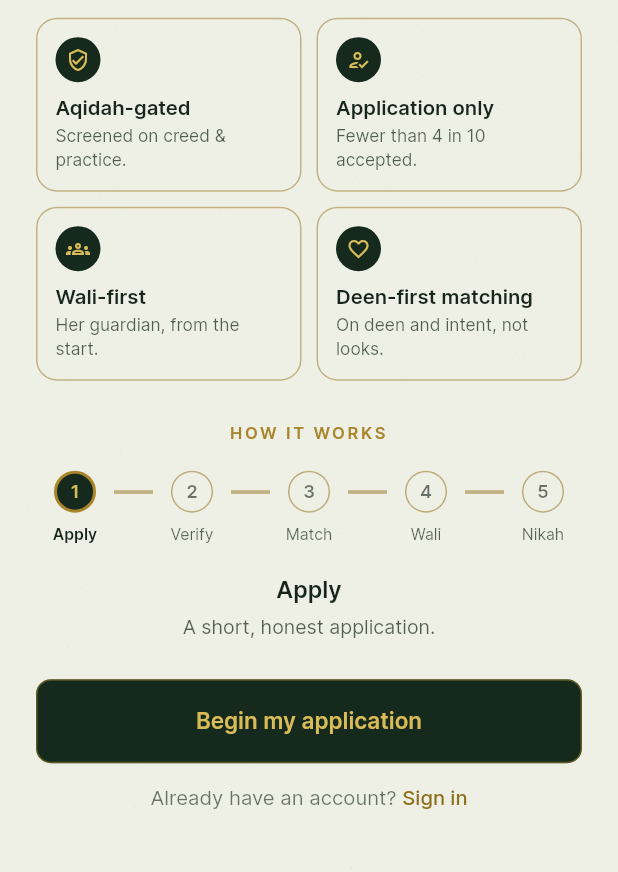
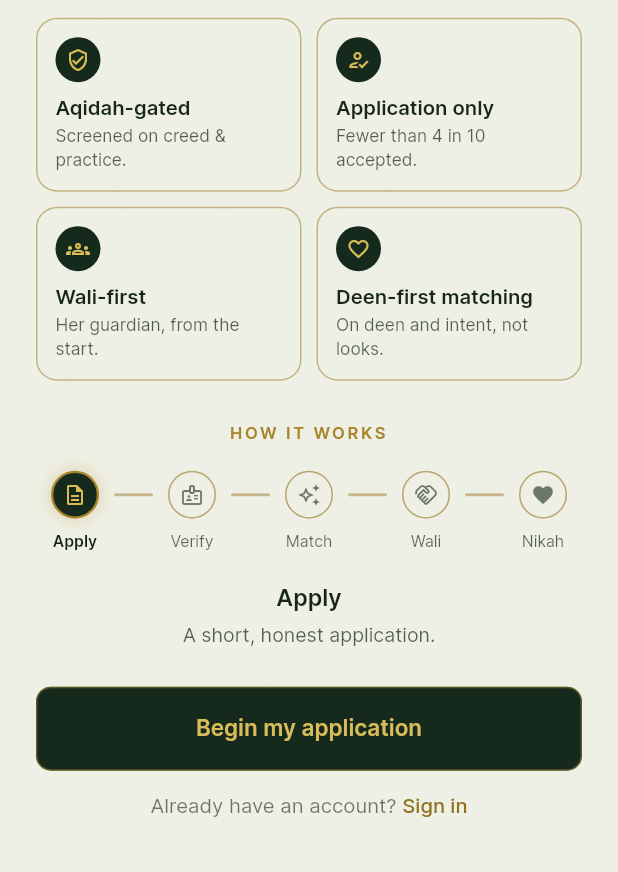
Before and after one commit to connecttopathan-ops/ikhlas, a Flutter app: the screen it shows after launch, on a phone screen of 412 x 824 dp, the part 364-1236 px from its top. Run offline on Flutter 3.47's test engine with Material 3 defaults, Android fonts, the phone set to English and light mode, and no system bars; our stand-ins replace cached_network_image, camera, cloud_firestore, cloud_functions, device_info_plus, firebase_auth and 12 more; accounts and stored records are empty.

Commit message:
Landing: icon-based How-it-works stepper (drop numbered pips)
Replace the 1–5 numbered nodes on the "how it works" timeline with a
line icon per stage (application · ID badge · sparkle · handshake ·
heart), sharing the deep-green disc + gold language of the differentiator
cards above so the two sections read as one system. The active node now
carries a soft champagne halo instead of a heavier ring, discs bump 28→32
to seat the glyphs, and the connector is refined to a 2px rounded rule.

Co-Authored-By: Claude Opus 4.8 <noreply@anthropic.com>

```diff
--- a/app/lib/features/onboarding/landing_screen.dart
+++ b/app/lib/features/onboarding/landing_screen.dart
@@ -22,12 +22,19 @@ class LandingScreen extends StatelessWidget {
         'On deen and intent, not looks.'),
   ];
 
+  // (icon, shortLabel, title, body). Each stage carries its own line icon —
+  // reads far more premium than a numbered pip and shares the deep-green disc
+  // language of the differentiator cards above, so the screen feels of a piece.
   static const _flow = [
-    ('Apply', 'Apply', 'A short, honest application.'),
-    ('Verify', 'Verify', 'A selfie and government-ID confirm you are real.'),
-    ('Match', 'Match', 'Curated daily matches, ranked deen-first.'),
-    ('Wali', 'Contact wali', 'On mutual interest, guardians are brought in.'),
-    ('Nikah', 'Nikah', 'Proceed offline, in shaa Allah.'),
+    (Icons.description_outlined, 'Apply', 'Apply',
+        'A short, honest application.'),
+    (Icons.badge_outlined, 'Verify', 'Verify',
+        'A selfie and government-ID confirm you are real.'),
+    (Icons.auto_awesome_outlined, 'Match', 'Match',
+        'Curated daily matches, ranked deen-first.'),
+    (Icons.handshake_outlined, 'Wali', 'Contact wali',
+        'On mutual interest, guardians are brought in.'),
+    (Icons.favorite, 'Nikah', 'Nikah', 'Proceed offline, in shaa Allah.'),
   ];
 
   @override
@@ -144,7 +151,7 @@ class _DiffCard extends StatelessWidget {
 /// step auto-advances (looping), the connector fills as progress moves, and a
 /// caption beneath cross-fades to the current step's description.
 class _HowItWorks extends StatefulWidget {
-  final List<(String, String, String)> steps; // (shortLabel, title, body)
+  final List<(IconData, String, String, String)> steps; // icon,short,title,body
   const _HowItWorks({required this.steps});
   @override
   State<_HowItWorks> createState() => _HowItWorksState();
@@ -180,13 +187,16 @@ class _HowItWorksState extends State<_HowItWorks> {
           if (i < n - 1)
             Expanded(
               child: Padding(
-                padding: const EdgeInsets.only(top: 13),
+                padding: const EdgeInsets.only(top: 15),
                 child: AnimatedContainer(
                   duration: const Duration(milliseconds: 350),
-                  height: 2.5,
-                  color: i < _active
-                      ? LightTokens.goldArabic
-                      : LightTokens.hairline.withValues(alpha: .5),
+                  height: 2,
+                  decoration: BoxDecoration(
+                    borderRadius: BorderRadius.circular(1),
+                    color: i < _active
+                        ? LightTokens.goldArabic
+                        : LightTokens.hairline.withValues(alpha: .45),
+                  ),
                 ),
               ),
             ),
@@ -207,11 +217,11 @@ class _HowItWorksState extends State<_HowItWorks> {
         child: Column(
           key: ValueKey(_active),
           children: [
-            Text(widget.steps[_active].$2,
+            Text(widget.steps[_active].$3,
                 style: AppType.inter(15.5,
                     weight: FontWeight.w600, color: LightTokens.ink)),
             const SizedBox(height: 3),
-            Text(widget.steps[_active].$3,
+            Text(widget.steps[_active].$4,
                 textAlign: TextAlign.center,
                 style: AppType.inter(13,
                     color: LightTokens.muted(.72), height: 1.4)),
@@ -222,6 +232,7 @@ class _HowItWorksState extends State<_HowItWorks> {
   }
 
   Widget _node(int i) {
+    final step = widget.steps[i];
     final done = i <= _active;
     final isActive = i == _active;
     return SizedBox(
@@ -229,8 +240,9 @@ class _HowItWorksState extends State<_HowItWorks> {
       child: Column(children: [
         AnimatedContainer(
           duration: const Duration(milliseconds: 350),
-          width: 28,
-          height: 28,
+          curve: Curves.easeOut,
+          width: 32,
+          height: 32,
           alignment: Alignment.center,
           decoration: BoxDecoration(
             shape: BoxShape.circle,
@@ -238,17 +250,29 @@ class _HowItWorksState extends State<_HowItWorks> {
             border: Border.all(
               color: isActive
                   ? LightTokens.goldArabic
-                  : (done ? LightTokens.ctaBg : LightTokens.hairline),
-              width: isActive ? 2 : 1,
+                  : (done
+                      ? LightTokens.ctaBg
+                      : LightTokens.hairline.withValues(alpha: .6)),
+              width: isActive ? 1.5 : 1,
             ),
+            // Active stage gets a soft champagne halo — the premium cue that
+            // replaces the numbered pip.
+            boxShadow: isActive
+                ? [
+                    BoxShadow(
+                      color: LightTokens.goldArabic.withValues(alpha: .28),
+                      blurRadius: 9,
+                      spreadRadius: 1,
+                    )
+                  ]
+                : null,
           ),
-          child: Text('${i + 1}',
-              style: AppType.inter(12,
-                  weight: FontWeight.w600,
-                  color: done ? LightTokens.ctaText : LightTokens.muted())),
+          child: Icon(step.$1,
+              size: 16,
+              color: done ? LightTokens.ctaText : LightTokens.muted(.55)),
         ),
-        const SizedBox(height: 6),
-        Text(widget.steps[i].$1,
+        const SizedBox(height: 7),
+        Text(step.$2,
             textAlign: TextAlign.center,
             maxLines: 1,
             overflow: TextOverflow.ellipsis,
```
